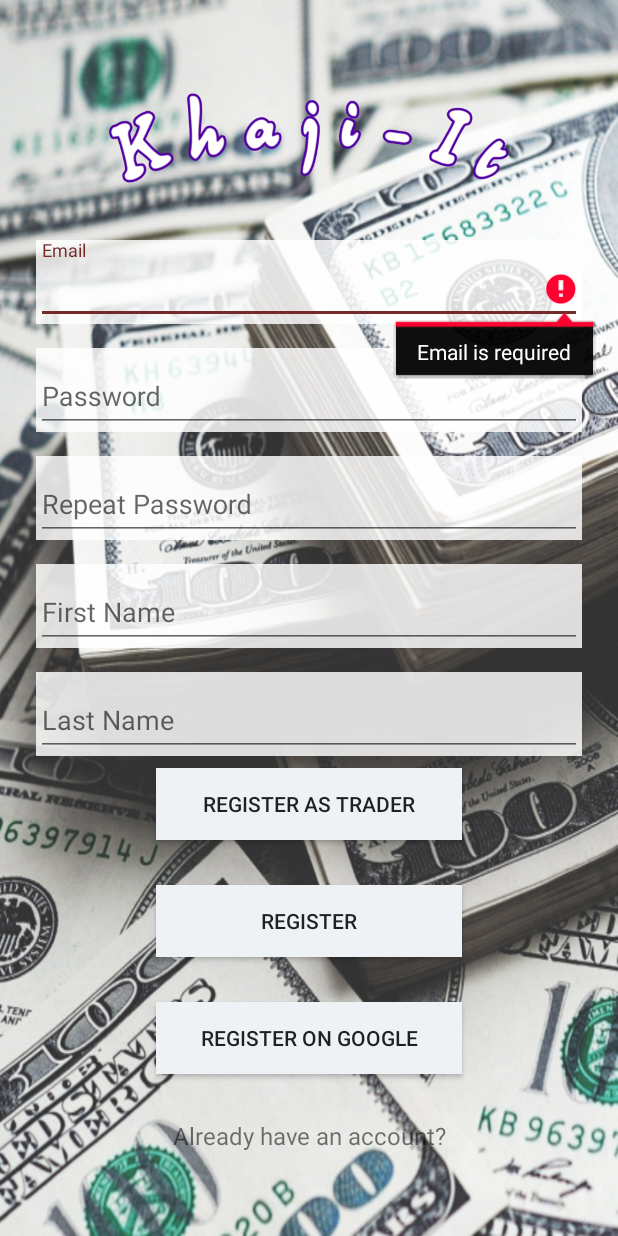
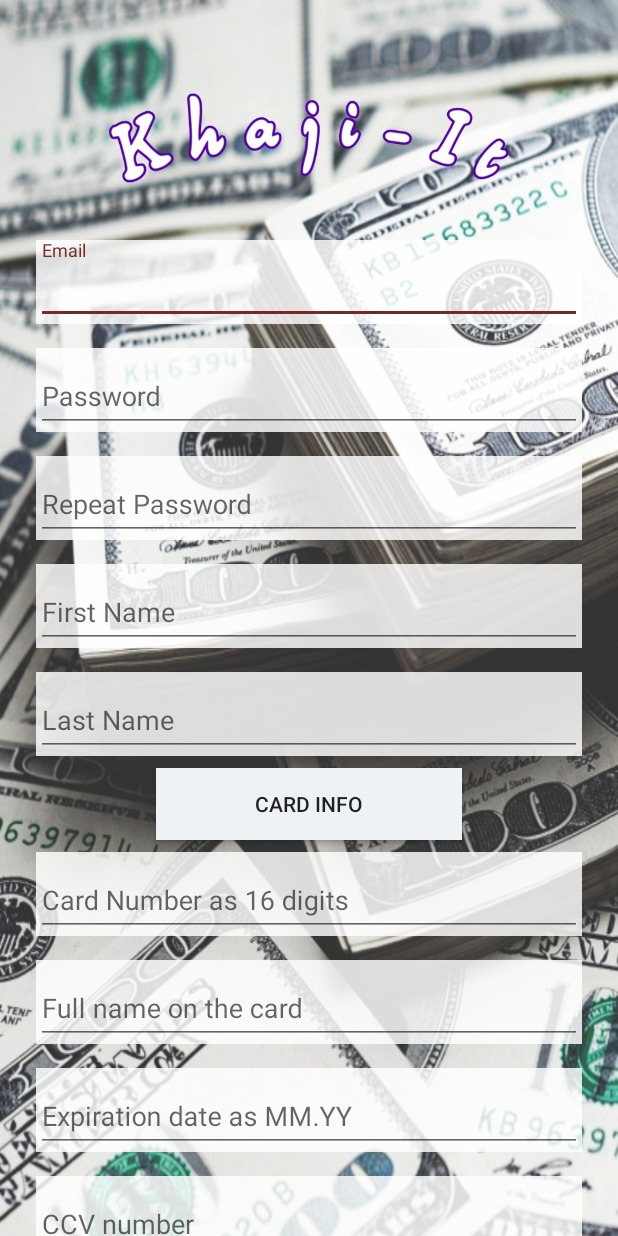
Before and after one commit to bounswe/bounswe2019group1, an Android app: the SignUpPageActivity screen opened directly, with no data from a screen before it, after a tap on "REGISTER AS TRADER", on a phone screen of 412 x 824 dp. Run offline under Robolectric (Android 15) with nearby library versions, the light colour scheme and no system bars.

Commit message:
#172 .feat switch user button added

```diff
--- a/android/khajit/app/src/main/java/com/project/khajit_app/activity/SignUpPageActivity.kt
+++ b/android/khajit/app/src/main/java/com/project/khajit_app/activity/SignUpPageActivity.kt
@@ -8,6 +8,7 @@
 import android.widget.EditText
 import android.widget.Toast
 import androidx.appcompat.app.AppCompatActivity
+import com.google.android.material.textfield.TextInputLayout
 import com.project.khajit_app.R
 import com.project.khajit_app.api.RetrofitClient
 import com.project.khajit_app.data.models.BasicRegisterResponse
@@ -107,7 +108,7 @@
 
                 )
         }
-
+/*
 
         trader_button.setOnClickListener {
             val intent = Intent(this@SignUpPageActivity,SignUpPageTraderActivity::class.java)
@@ -136,7 +137,7 @@
            // intent.putExtra("Password", password)
             startActivity(intent);
         }
-
+*/
 
 
     }
@@ -159,4 +160,23 @@
         // TODO
     }
 
+    fun switchUserType(view: View) {
+
+        if(findViewById<TextInputLayout>(R.id.layout_card_ccv).visibility == View.GONE) {
+            findViewById<TextInputLayout>(R.id.layout_card_ccv).visibility = View.VISIBLE
+            findViewById<TextInputLayout>(R.id.layout_card_expire).visibility = View.VISIBLE
+            findViewById<TextInputLayout>(R.id.layout_card_number).visibility = View.VISIBLE
+            findViewById<TextInputLayout>(R.id.layout_card_owner).visibility = View.VISIBLE
+            findViewById<Button>(R.id.layout_info).visibility = View.VISIBLE
+            findViewById<Button>(R.id.register_as_trader_button).text = "Register as Basic"
+        }else {
+            findViewById<TextInputLayout>(R.id.layout_card_ccv).visibility = View.GONE
+            findViewById<TextInputLayout>(R.id.layout_card_expire).visibility = View.GONE
+            findViewById<TextInputLayout>(R.id.layout_card_number).visibility = View.GONE
+            findViewById<TextInputLayout>(R.id.layout_card_owner).visibility = View.GONE
+            findViewById<Button>(R.id.layout_info).visibility = View.GONE
+            findViewById<Button>(R.id.register_as_trader_button).text = "Register as Trader"
+        }
+    }
+
 }
--- a/android/khajit/app/src/main/res/layout/activity_signup.xml
+++ b/android/khajit/app/src/main/res/layout/activity_signup.xml
@@ -100,13 +100,13 @@
         </com.google.android.material.textfield.TextInputLayout>
 
 
-
         <Button
-            android:id="@+id/button5"
+            android:id="@+id/layout_info"
             android:layout_width="match_parent"
             android:layout_height="wrap_content"
             android:layout_marginLeft="80dp"
             android:layout_marginRight="80dp"
+            android:background="#EEF2F5"
             android:clickable="false"
             android:text="Card Info"
             android:visibility="gone" />
@@ -117,6 +117,7 @@
             android:layout_height="wrap_content"
             android:layout_marginTop="8dp"
             android:layout_marginBottom="8dp"
+            android:background="#D3FFFFFF"
             android:visibility="gone">
 
             <EditText
@@ -134,6 +135,7 @@
             android:layout_height="wrap_content"
             android:layout_marginTop="8dp"
             android:layout_marginBottom="8dp"
+            android:background="#D3FFFFFF"
             android:visibility="gone">
 
             <EditText
@@ -151,6 +153,7 @@
             android:layout_height="wrap_content"
             android:layout_marginTop="8dp"
             android:layout_marginBottom="8dp"
+            android:background="#D3FFFFFF"
             android:visibility="gone">
 
             <EditText
@@ -168,6 +171,7 @@
             android:layout_height="wrap_content"
             android:layout_marginTop="8dp"
             android:layout_marginBottom="8dp"
+            android:background="#D3FFFFFF"
             android:visibility="gone">
 
             <EditText
```
